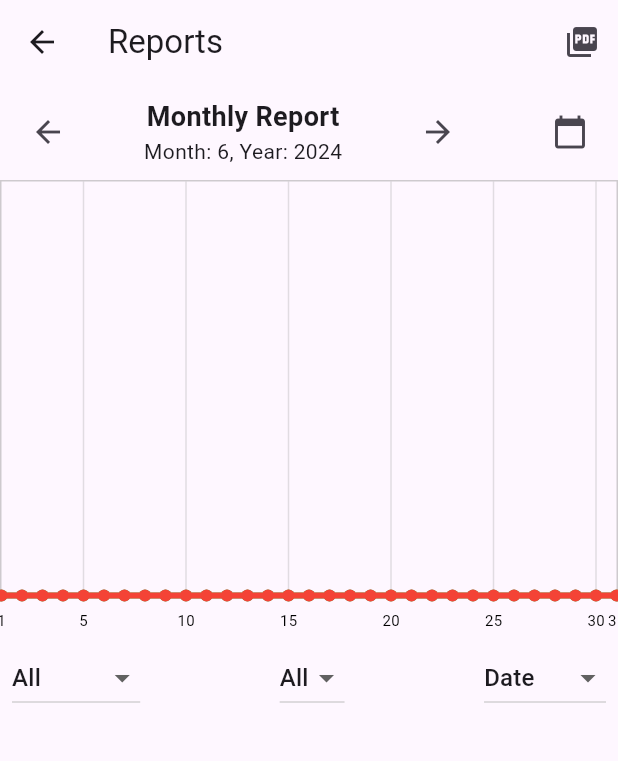
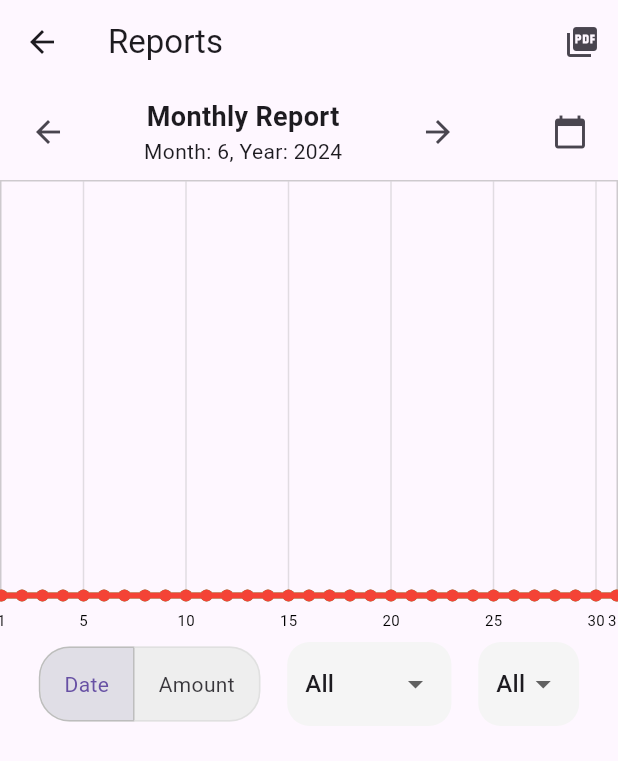
Before and after one commit to VinChriZ/MoneyManager, a Flutter app: the ReportPage screen opened directly, on a phone screen of 412 x 824 dp. Shown: the top 761 px of the screen. Run offline on Flutter 3.47's test engine with Material 3 defaults, Android fonts, the phone set to English and light mode, and no system bars; drawn by our look-alikes of fl_chart; our stand-ins replace cloud_firestore, firebase_auth, firebase_core, flutter_speed_dial, flutter_svg, font_awesome_flutter and 4 more; accounts and stored records are empty.

Commit message:
Update Design Report

```diff
--- a/lib/report.dart
+++ b/lib/report.dart
@@ -505,9 +505,55 @@ class _ReportPageState extends State<ReportPage> {
                 Padding(
                   padding: const EdgeInsets.all(8.0),
                   child: Row(
-                    mainAxisAlignment: MainAxisAlignment.spaceBetween,
+                    mainAxisAlignment: MainAxisAlignment.spaceEvenly,
                     children: [
-                      DropdownButton<String>(
+                      // Sorting Controls
+                      Container(
+                        decoration: BoxDecoration(
+                          color: Colors.grey[200],
+                          borderRadius: BorderRadius.circular(20.0),
+                        ),
+                        child: ToggleButtons(
+                          borderColor: Colors.grey[300],
+                          fillColor:
+                              Theme.of(context).primaryColor.withOpacity(0.1),
+                          borderWidth: 1,
+                          selectedBorderColor: Colors.grey[400],
+                          borderRadius: BorderRadius.circular(20.0),
+                          children: <Widget>[
+                            Padding(
+                              padding:
+                                  const EdgeInsets.symmetric(horizontal: 16.0),
+                              child: Text('Date'),
+                            ),
+                            Padding(
+                              padding:
+                                  const EdgeInsets.symmetric(horizontal: 16.0),
+                              child: Text('Amount'),
+                            ),
+                          ],
+                          onPressed: (int index) {
+                            setState(() {
+                              sortOrder = index == 0 ? 'Date' : 'Amount';
+                            });
+                          },
+                          isSelected: [
+                            sortOrder == 'Date',
+                            sortOrder == 'Amount',
+                          ],
+                        ),
+                      ),
+
+                      // Filter Type Dropdown
+                      Container(
+                        padding:
+                            EdgeInsets.symmetric(horizontal: 12, vertical: 4),
+                        decoration: BoxDecoration(
+                          color: Colors.grey[100],
+                          borderRadius: BorderRadius.circular(15),
+                        ),
+                        child: DropdownButtonHideUnderline(
+                          child: DropdownButton<String>(
                             value: filterType,
                             onChanged: (String? newValue) {
                               setState(() {
@@ -522,7 +568,19 @@ class _ReportPageState extends State<ReportPage> {
                               );
                             }).toList(),
                           ),
-                      DropdownButton<String>(
+                        ),
+                      ),
+
+                      // Filter Category Dropdown
+                      Container(
+                        padding:
+                            EdgeInsets.symmetric(horizontal: 12, vertical: 4),
+                        decoration: BoxDecoration(
+                          color: Colors.grey[100],
+                          borderRadius: BorderRadius.circular(15),
+                        ),
+                        child: DropdownButtonHideUnderline(
+                          child: DropdownButton<String>(
                             value: filterCategory,
                             onChanged: (String? newValue) {
                               setState(() {
@@ -537,20 +595,7 @@ class _ReportPageState extends State<ReportPage> {
                               );
                             }).toList(),
                           ),
-                      DropdownButton<String>(
-                        value: sortOrder,
-                        onChanged: (String? newValue) {
-                          setState(() {
-                            sortOrder = newValue!;
-                          });
-                        },
-                        items: <String>['Date', 'Amount']
-                            .map<DropdownMenuItem<String>>((String value) {
-                          return DropdownMenuItem<String>(
-                            value: value,
-                            child: Text(value),
-                          );
-                        }).toList(),
+                        ),
                       ),
                     ],
                   ),
@@ -560,20 +605,60 @@ class _ReportPageState extends State<ReportPage> {
                     itemCount: filteredTransactions.length,
                     itemBuilder: (context, index) {
                       final transaction = filteredTransactions[index];
-                      return ListTile(
-                        leading: FaIcon(transaction['icon'],
-                            color: transaction['color']),
+                      bool isIncome = transaction['type'] == 'income';
+                      return Card(
+                        elevation: 2,
+                        margin: const EdgeInsets.symmetric(
+                            horizontal: 10, vertical: 5),
+                        child: ListTile(
+                          leading: CircleAvatar(
+                            radius: 25,
+                            backgroundColor:
+                                isIncome ? Colors.green[100] : Colors.red[100],
+                            child: FaIcon(transaction['icon'],
+                                color: isIncome ? Colors.green : Colors.red),
+                          ),
                           title: Text(
+                            '${transaction['category']}',
+                            style: GoogleFonts.inter(
+                              fontSize: 16,
+                              fontWeight: FontWeight.bold,
+                              color: Colors.black87,
+                            ),
+                          ),
+                          subtitle: Text(
                             'Rp ${transaction['amount'].toString()}',
                             style: GoogleFonts.inter(
-                              fontSize: 16, fontWeight: FontWeight.bold),
+                              fontSize: 14,
+                              color: Colors.black54,
                             ),
-                        subtitle: Text(transaction['category']),
-                        trailing: Text(transaction['time']),
+                          ),
+                          trailing: Column(
+                            mainAxisAlignment: MainAxisAlignment.center,
+                            crossAxisAlignment: CrossAxisAlignment.end,
+                            children: [
+                              Text(
+                                transaction['time'],
+                                style: GoogleFonts.inter(
+                                  fontSize: 12,
+                                  color: Colors.grey[600],
+                                ),
+                              ),
+                              Text(
+                                isIncome ? 'Income' : 'Expense',
+                                style: GoogleFonts.inter(
+                                  fontSize: 14,
+                                  color: isIncome ? Colors.green : Colors.red,
+                                  fontWeight: FontWeight.w500,
+                                ),
+                              ),
+                            ],
+                          ),
+                        ),
                       );
                     },
                   ),
-                ),
+                )
               ],
             ),
     );
```
Lines whose indentation alone changed are shown as unchanged.
